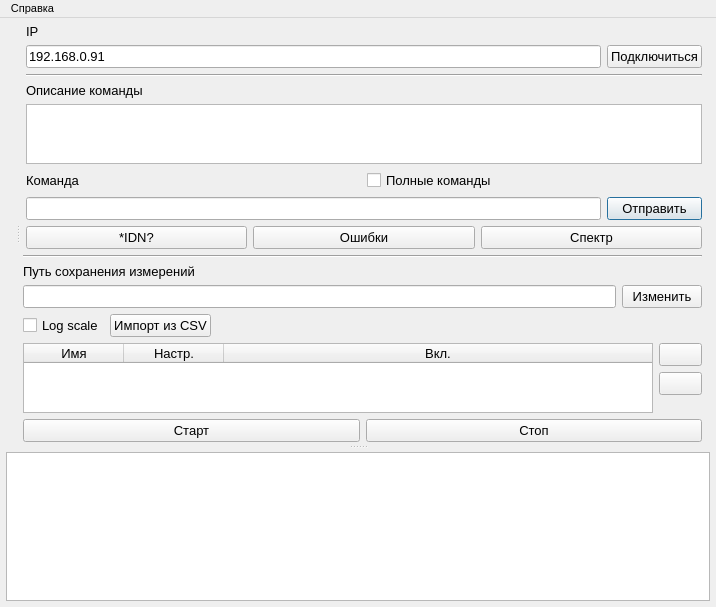
irsural/spectrum_reader, file ui/mainwindow.ui: the form before one commit.
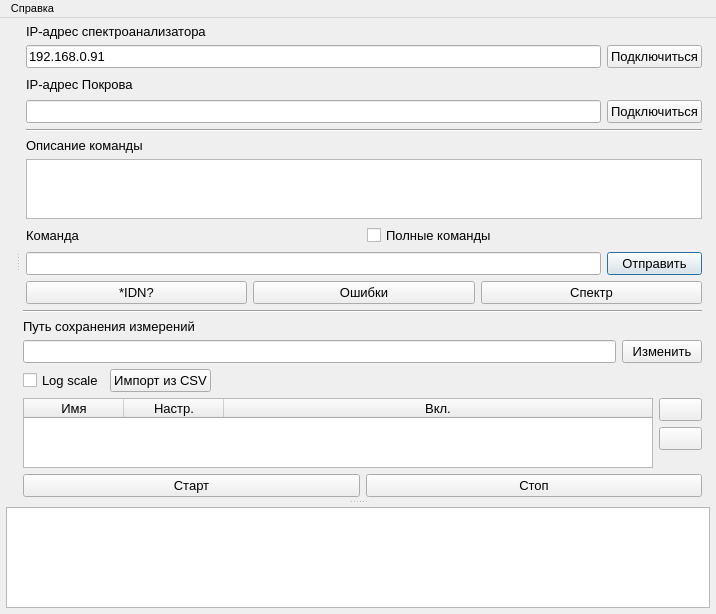
The form after the commit. Icons and pictures are not drawn.

```diff
--- a/ui/mainwindow.ui
+++ b/ui/mainwindow.ui
@@ -7,7 +7,7 @@
     <x>0</x>
     <y>0</y>
     <width>716</width>
-    <height>607</height>
+    <height>614</height>
    </rect>
   </property>
   <property name="font">
@@ -89,17 +89,70 @@
            <property name="leftMargin">
             <number>3</number>
            </property>
-           <item row="3" column="0">
-            <widget class="QLabel" name="label_3">
+           <item row="0" column="0">
+            <widget class="QLabel" name="label_2">
              <property name="text">
-              <string>Описание команды</string>
+              <string>IP-адрес спектроанализатора</string>
              </property>
             </widget>
            </item>
-           <item row="8" column="0">
-            <widget class="QLineEdit" name="cmd_edit"/>
+           <item row="8" column="0" colspan="2">
+            <layout class="QHBoxLayout" name="horizontalLayout">
+             <item>
+              <widget class="QLabel" name="label">
+               <property name="text">
+                <string>Команда</string>
+               </property>
+              </widget>
+             </item>
+             <item>
+              <widget class="QCheckBox" name="tip_full_cmd_checkbox">
+               <property name="text">
+                <string>Полные команды</string>
+               </property>
+              </widget>
+             </item>
+            </layout>
            </item>
-           <item row="8" column="1">
+           <item row="2" column="0">
+            <layout class="QHBoxLayout" name="horizontalLayout_7">
+             <item>
+              <widget class="QLabel" name="label_5">
+               <property name="text">
+                <string>IP-адрес Покрова</string>
+               </property>
+              </widget>
+             </item>
+             <item>
+              <spacer name="horizontalSpacer_2">
+               <property name="orientation">
+                <enum>Qt::Horizontal</enum>
+               </property>
+               <property name="sizeHint" stdset="0">
+                <size>
+                 <width>40</width>
+                 <height>20</height>
+                </size>
+               </property>
+              </spacer>
+             </item>
+             <item>
+              <widget class="QLabel" name="gnrw_factory_number_label">
+               <property name="text">
+                <string/>
+               </property>
+              </widget>
+             </item>
+             <item>
+              <widget class="QLabel" name="gnrw_status_label">
+               <property name="text">
+                <string/>
+               </property>
+              </widget>
+             </item>
+            </layout>
+           </item>
+           <item row="9" column="1">
             <widget class="QPushButton" name="send_cmd_button">
              <property name="text">
               <string>Отправить</string>
@@ -112,60 +165,21 @@
              </property>
             </widget>
            </item>
-           <item row="1" column="1">
-            <widget class="QPushButton" name="connect_button">
+           <item row="5" column="0">
+            <widget class="QLabel" name="label_3">
              <property name="text">
-              <string>Подключиться</string>
+              <string>Описание команды</string>
              </property>
             </widget>
            </item>
-           <item row="1" column="0">
-            <widget class="QLineEdit" name="ip_edit">
-             <property name="text">
-              <string>192.168.0.91</string>
-             </property>
-            </widget>
-           </item>
-           <item row="2" column="0" colspan="2">
+           <item row="4" column="0" colspan="2">
             <widget class="Line" name="line_2">
              <property name="orientation">
               <enum>Qt::Horizontal</enum>
              </property>
             </widget>
            </item>
-           <item row="0" column="0">
-            <widget class="QLabel" name="label_2">
-             <property name="text">
-              <string>IP</string>
-             </property>
-            </widget>
-           </item>
-           <item row="9" column="0" colspan="2">
-            <layout class="QHBoxLayout" name="horizontalLayout_5">
-             <item>
-              <widget class="QPushButton" name="idn_button">
-               <property name="text">
-                <string>*IDN?</string>
-               </property>
-              </widget>
-             </item>
-             <item>
-              <widget class="QPushButton" name="error_buttons">
-               <property name="text">
-                <string>Ошибки</string>
-               </property>
-              </widget>
-             </item>
-             <item>
-              <widget class="QPushButton" name="read_specter_button">
-               <property name="text">
-                <string>Спектр</string>
-               </property>
-              </widget>
-             </item>
-            </layout>
-           </item>
-           <item row="4" column="0" rowspan="3" colspan="2">
+           <item row="6" column="0" rowspan="2" colspan="2">
             <widget class="QPlainTextEdit" name="cmd_description_text_edit">
              <property name="sizePolicy">
               <sizepolicy hsizetype="Expanding" vsizetype="Expanding">
@@ -184,19 +198,53 @@
              </property>
             </widget>
            </item>
-           <item row="7" column="0" colspan="2">
-            <layout class="QHBoxLayout" name="horizontalLayout">
+           <item row="1" column="1">
+            <widget class="QPushButton" name="sa_connect_button">
+             <property name="text">
+              <string>Подключиться</string>
+             </property>
+            </widget>
+           </item>
+           <item row="3" column="0">
+            <widget class="QLineEdit" name="gnrw_ip_edit"/>
+           </item>
+           <item row="9" column="0">
+            <widget class="QLineEdit" name="cmd_edit"/>
+           </item>
+           <item row="3" column="1">
+            <widget class="QPushButton" name="gnrw_connect_button">
+             <property name="text">
+              <string>Подключиться</string>
+             </property>
+            </widget>
+           </item>
+           <item row="1" column="0">
+            <widget class="QLineEdit" name="sa_ip_edit">
+             <property name="text">
+              <string>192.168.0.91</string>
+             </property>
+            </widget>
+           </item>
+           <item row="10" column="0" colspan="2">
+            <layout class="QHBoxLayout" name="horizontalLayout_5">
              <item>
-              <widget class="QLabel" name="label">
+              <widget class="QPushButton" name="idn_button">
                <property name="text">
-                <string>Команда</string>
+                <string>*IDN?</string>
                </property>
               </widget>
              </item>
              <item>
-              <widget class="QCheckBox" name="tip_full_cmd_checkbox">
+              <widget class="QPushButton" name="error_buttons">
                <property name="text">
-                <string>Полные команды</string>
+                <string>Ошибки</string>
+               </property>
+              </widget>
+             </item>
+             <item>
+              <widget class="QPushButton" name="read_specter_button">
+               <property name="text">
+                <string>Спектр</string>
                </property>
               </widget>
              </item>
```
